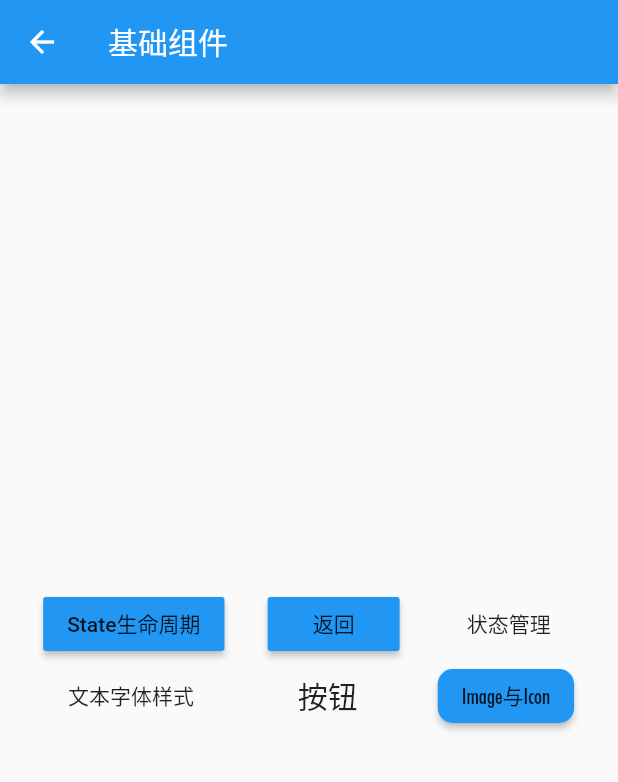
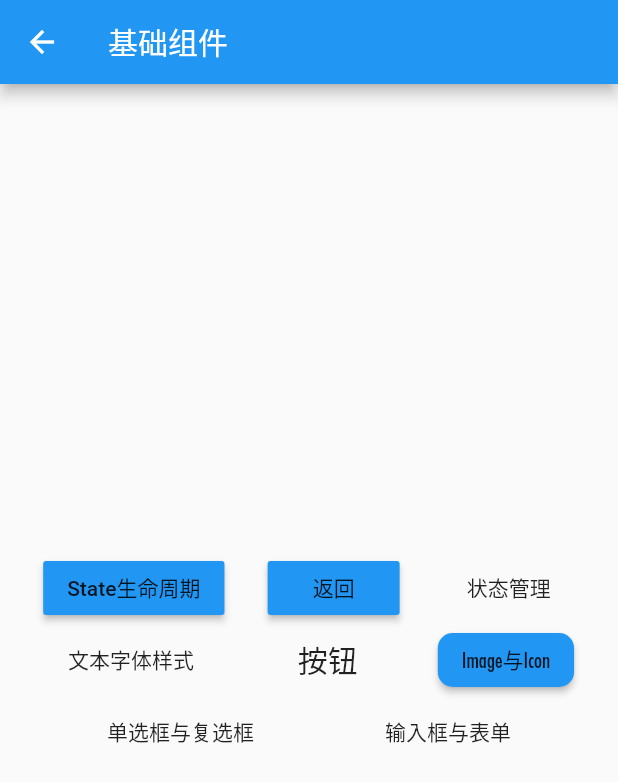
Before and after one commit to Git20616/ziyue, a Flutter app: the Chapter3 screen opened directly, on a phone screen of 412 x 824 dp. Shown: the top 782 px of the screen. Run offline on Flutter 3.47's test engine with Material 2 defaults, Android fonts, the phone set to English and light mode, and no system bars; Roboto replaces fonts that are missing (Peony, peony); statements that could not run were skipped.

Commit message:
2020-8-25 18:16

```diff
--- a/ziyue/lib/chapter3/chapter3.dart
+++ b/ziyue/lib/chapter3/chapter3.dart
@@ -3,7 +3,9 @@ import 'package:flutter/material.dart';
 import 'package:ziyue/chapter3/some_button.dart';
 import 'package:ziyue/chapter3/state_lifecycle.dart';
 import 'package:ziyue/chapter3/state_manage.dart';
+import 'package:ziyue/chapter3/switch_checkbox.dart';
 import 'package:ziyue/chapter3/text_font_style.dart';
+import 'package:ziyue/chapter3/text_form.dart';
 
 import 'Image_icon.dart';
 
@@ -106,7 +108,42 @@ class Chapter3 extends StatelessWidget {
                   ),
                 ),
               ],
-            )
+            ),
+            Row(
+              mainAxisAlignment: MainAxisAlignment.spaceEvenly,
+              children: <Widget>[
+                FlatButton(
+                  onPressed: () {
+                    Navigator.push(context, MaterialPageRoute(
+                      builder: (context) {
+                        return SwitchAndCheckBoxText();
+                      },
+                    ));
+                  },
+                  child: Text(
+                    "单选框与复选框",
+                    style: TextStyle(
+                      fontFamily: "peony",
+                    ),
+                  ),
+                ),
+                FlatButton(
+                  onPressed: () {
+                    Navigator.push(context, MaterialPageRoute(
+                      builder: (context) {
+                        return TextAndFormTest();
+                      },
+                    ));
+                  },
+                  child: Text(
+                    "输入框与表单",
+                    style: TextStyle(
+                      fontFamily: "peony",
+                    ),
+                  ),
+                ),
+              ],
+            ),
           ],
         ),
       ),
```
Also changed, not shown: ziyue/lib/chapter3/switch_checkbox.dart (added, +50 -0 lines), ziyue/lib/chapter3/text_form.dart (added, +49 -0 lines).
